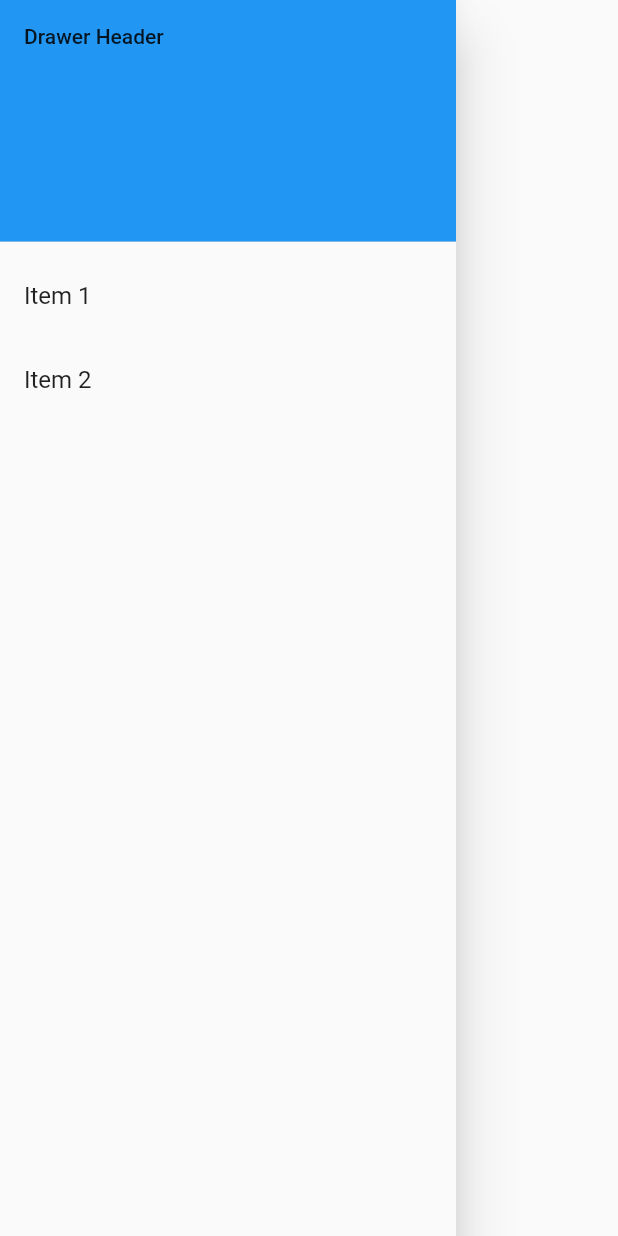
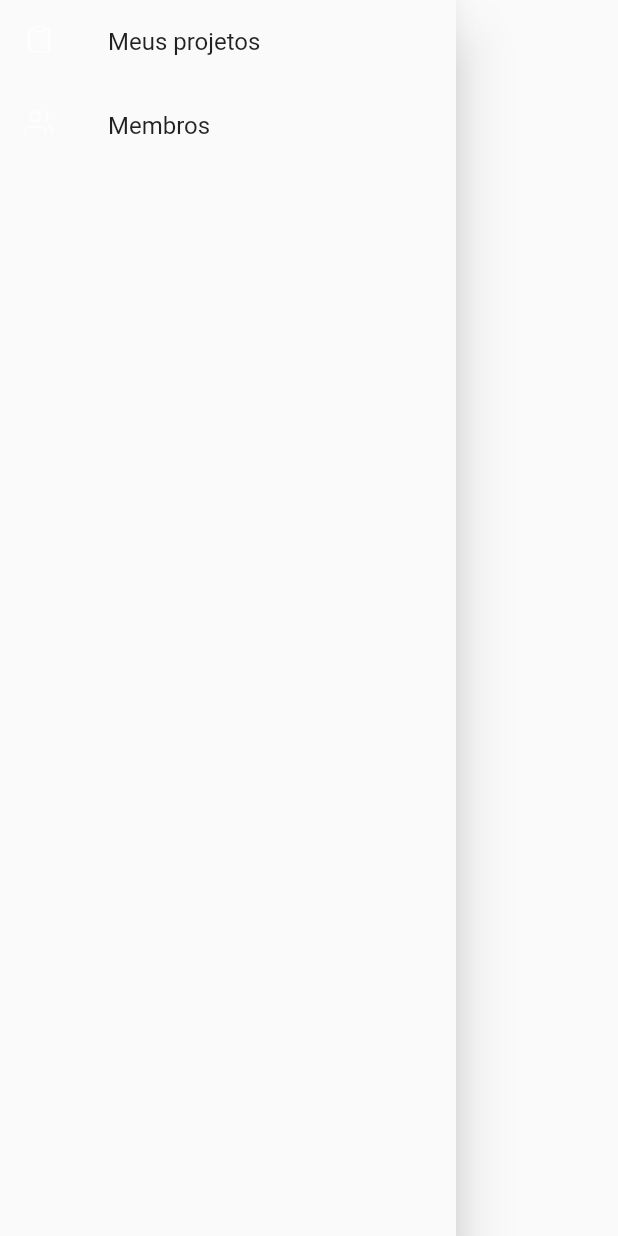
Before and after one commit to MahatKC/organizapet, a Flutter app: the MenuSanduiche widget shown alone on an empty page, opened directly, on a phone screen of 412 x 824 dp. Run offline on Flutter 3.47's test engine with Material 2 defaults, Android fonts, the phone set to English and light mode, and no system bars; our stand-ins replace cloud_firestore, firebase_auth, firebase_core, google_fonts; accounts and stored records are empty.

Commit message:
menu sanduiche

```diff
--- a/organizapet/lib/shared/themes/app_images.dart
+++ b/organizapet/lib/shared/themes/app_images.dart
@@ -14,5 +14,8 @@ class AppImages {
   static const camiseta = "assets/images/tshirt.png";
   static const unioeste = "assets/images/unio.png";
   static const usuario = "assets/images/user.png";
-
+  static const projeto = "assets/images/projeto.png";
+  static const membros = "assets/images/membros.png";
+  static const cronograma = "assets/images/cronograma.png";
+  static const usuarioBranco = "assets/images/usuarioBranco.png";
 }
--- a/organizapet/lib/shared/widgets/menu/menuSanduiche.dart
+++ b/organizapet/lib/shared/widgets/menu/menuSanduiche.dart
@@ -1,30 +1,25 @@
 import 'package:flutter/cupertino.dart';
 import 'package:flutter/material.dart';
+import 'package:organizapet/shared/themes/app_images.dart';
 
 class MenuSanduiche extends StatelessWidget {
-  const MenuSanduiche({ Key? key }) : super(key: key);
+  const MenuSanduiche({Key? key}) : super(key: key);
 
   @override
   Widget build(BuildContext context) {
     return Drawer(
-              child:ListView(
+      child: ListView(
         padding: EdgeInsets.zero,
         children: <Widget>[
-                  DrawerHeader(
-                    decoration: BoxDecoration(
-                      color: Colors.blue,
-                    ),
-                    child: Text('Drawer Header'),
+          ListTile(
+            leading: Image.asset(AppImages.projeto),
+            title: Text('Meus projetos'),
+            onTap: () {},
           ),
           ListTile(
-                    title: Text('Item 1'),
-                    onTap: () {
-                    },
-                  ),
-                  ListTile(
-                    title: Text('Item 2'),
-                    onTap: () {
-                    },
+            leading: Image.asset(AppImages.membros),
+            title: Text('Membros'),
+            onTap: () {},
           ),
         ],
       ),
```
Also changed, not shown: organizapet/assets/images/cronograma.png (added), organizapet/assets/images/membros.png (added), organizapet/assets/images/projeto.png (added), organizapet/assets/images/usuarioBranco.png (added). Lines whose indentation alone changed are shown as unchanged.
